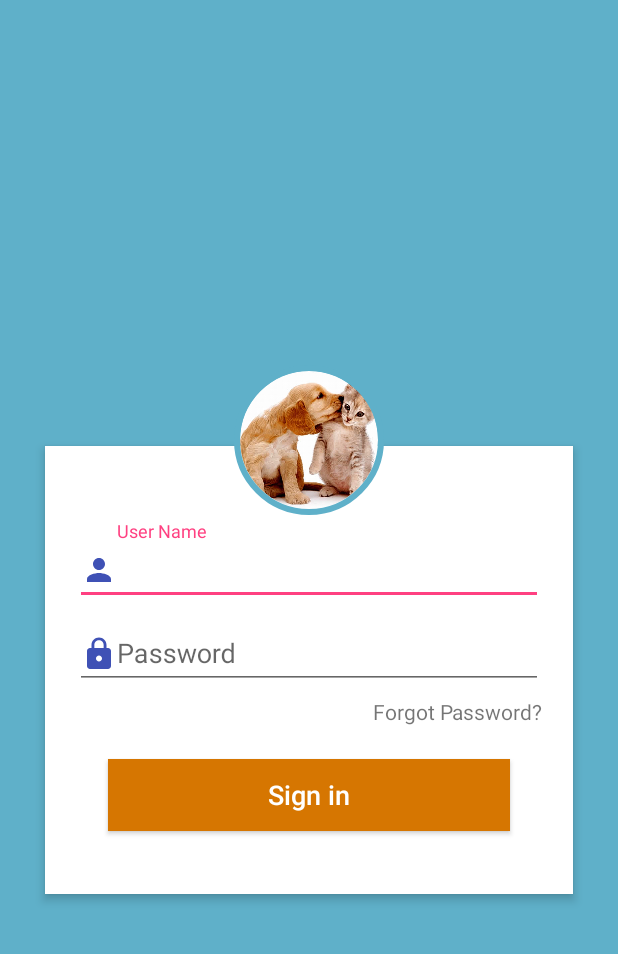
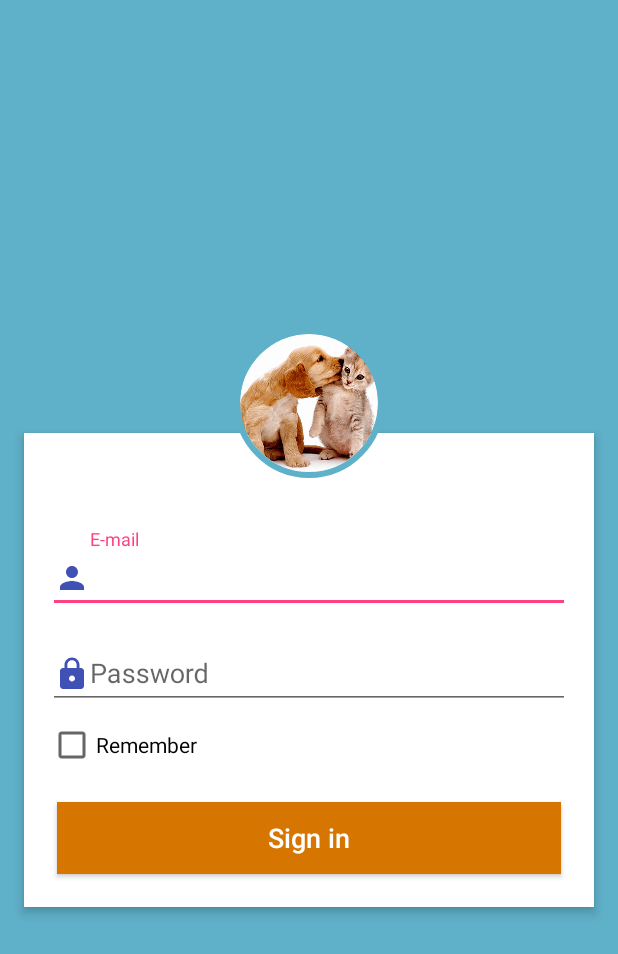
Before and after one commit to chanyaz/Lovedogs, an Android app: the layout activity_login.xml on its own in the app's theme, with its tools: preview values and no code run, on a phone screen of 412 x 824 dp. Shown: the top 954 px of the screen. Run offline under Robolectric (Android 15) with nearby library versions, the phone set to English and light mode, and no system bars.

Commit message:
Ajustando login

```diff
--- a/app/src/main/java/br/com/tairoroberto/mypet/login/view/LoginActivity.kt
+++ b/app/src/main/java/br/com/tairoroberto/mypet/login/view/LoginActivity.kt
@@ -34,11 +34,13 @@ class LoginActivity : AppCompatActivity(), LoaderCallbacks<Cursor> {
      * Keep track of the login task to ensure we can cancel it if requested.
      */
     private var mAuthTask: UserLoginTask? = null
-    private val mFirebaseAnalytics: FirebaseAnalytics = FirebaseAnalytics.getInstance(this)
+    private var  mFirebaseAnalytics: FirebaseAnalytics? = null
 
     override fun onCreate(savedInstanceState: Bundle?) {
         super.onCreate(savedInstanceState)
         setContentView(R.layout.activity_login)
+
+        mFirebaseAnalytics = FirebaseAnalytics.getInstance(this)
         // Set up the login form.
         populateAutoComplete()
         password.setOnEditorActionListener(TextView.OnEditorActionListener { _, id, _ ->
@@ -50,7 +52,7 @@ class LoginActivity : AppCompatActivity(), LoaderCallbacks<Cursor> {
         })
 
         email_sign_in_button.setOnClickListener { attemptLogin() }
-        mFirebaseAnalytics.logEvent("login", Bundle())
+        mFirebaseAnalytics?.logEvent("login", Bundle())
     }
 
     private fun populateAutoComplete() {
@@ -156,7 +158,6 @@ class LoginActivity : AppCompatActivity(), LoaderCallbacks<Cursor> {
     /**
      * Shows the progress UI and hides the login form.
      */
-    @TargetApi(Build.VERSION_CODES.HONEYCOMB_MR2)
     private fun showProgress(show: Boolean) {
         val shortAnimTime = resources.getInteger(android.R.integer.config_shortAnimTime).toLong()
 
--- a/app/src/main/res/drawable/user_profile_image_background.xml
+++ /dev/null
@@ -1,14 +0,0 @@
-<?xml version="1.0" encoding="utf-8"?>
-<shape xmlns:android="http://schemas.android.com/apk/res/android"
-    android:shape="rectangle">
-    <corners android:radius="1000dp" />
-    <solid android:color="#5fb0c9" />
-    <stroke
-        android:width="5dip"
-        android:color="#3da8c9" />
-    <padding
-        android:bottom="4dp"
-        android:left="4dp"
-        android:right="4dp"
-        android:top="4dp" />
-</shape>
--- a/app/src/main/res/layout/activity_login.xml
+++ b/app/src/main/res/layout/activity_login.xml
@@ -1,5 +1,6 @@
 <?xml version="1.0" encoding="utf-8"?>
 <ScrollView xmlns:android="http://schemas.android.com/apk/res/android"
+    xmlns:app="http://schemas.android.com/apk/res-auto"
     android:layout_width="match_parent"
     android:layout_height="match_parent"
     android:fillViewport="true">
@@ -11,79 +12,116 @@
         android:gravity="center_vertical"
         android:scrollbarAlwaysDrawVerticalTrack="true">
 
-        <RelativeLayout
+        <android.support.constraint.ConstraintLayout
+            android:id="@+id/login_form"
             android:layout_width="match_parent"
             android:layout_height="wrap_content"
-            android:layout_marginLeft="30dp"
-            android:layout_marginRight="30dp"
+            android:layout_marginEnd="@dimen/dimen_16dp"
+            android:layout_marginStart="@dimen/dimen_16dp"
             android:layout_marginTop="70dp"
             android:background="#fff"
-            android:elevation="4dp"
+            android:elevation="@dimen/dimen_4dp"
             android:orientation="vertical"
-            android:padding="20dp">
+            android:visibility="visible">
 
-            <LinearLayout
+            <android.support.design.widget.TextInputLayout
+                android:id="@+id/textInputLayout"
                 android:layout_width="match_parent"
                 android:layout_height="wrap_content"
-                android:orientation="vertical"
-                android:paddingTop="30dp">
+                android:layout_marginEnd="@dimen/dimen_16dp"
+                android:layout_marginStart="@dimen/dimen_16dp"
+                android:layout_marginTop="64dp"
+                app:layout_constraintEnd_toEndOf="parent"
+                app:layout_constraintHorizontal_bias="1.0"
+                app:layout_constraintStart_toStartOf="parent"
+                app:layout_constraintTop_toTopOf="parent">
 
-                <android.support.design.widget.TextInputLayout
-                    android:layout_width="match_parent"
-                    android:layout_height="wrap_content">
-
-                    <EditText
+                <android.support.v7.widget.AppCompatAutoCompleteTextView
+                    android:id="@+id/email"
                     android:layout_width="match_parent"
                     android:layout_height="wrap_content"
                     android:drawableStart="@drawable/ic_person_black_24dp"
-                        android:hint="User Name"
+                    android:hint="E-mail"
                     android:inputType="textEmailAddress"
                     android:singleLine="true" />
             </android.support.design.widget.TextInputLayout>
 
             <android.support.design.widget.TextInputLayout
+                android:id="@+id/textInputLayout2"
                 android:layout_width="match_parent"
-                    android:layout_height="wrap_content">
+                android:layout_height="wrap_content"
+                android:layout_marginEnd="@dimen/dimen_16dp"
+                android:layout_marginStart="@dimen/dimen_16dp"
+                android:layout_marginTop="8dp"
+                app:layout_constraintEnd_toEndOf="parent"
+                app:layout_constraintStart_toStartOf="parent"
+                app:layout_constraintTop_toBottomOf="@+id/textInputLayout">
 
                 <EditText
+                    android:id="@+id/password"
                     android:layout_width="match_parent"
                     android:layout_height="wrap_content"
-                        android:layout_marginTop="16dp"
+                    android:layout_marginTop="@dimen/dimen_16dp"
                     android:drawableStart="@drawable/ic_lock_black_24dp"
                     android:hint="Password"
                     android:inputType="numberPassword"
                     android:singleLine="true" />
             </android.support.design.widget.TextInputLayout>
 
-                <TextView
-                    android:layout_width="wrap_content"
-                    android:layout_height="wrap_content"
-                    android:layout_gravity="right"
-                    android:paddingTop="5dp"
-                    android:text="Forgot Password?" />
-
 
             <Button
-                    android:layout_width="match_parent"
+                android:id="@+id/email_sign_in_button"
+                android:layout_width="0dp"
                 android:layout_height="wrap_content"
                 android:layout_margin="22dp"
+                android:layout_marginBottom="@dimen/dimen_16dp"
+                android:layout_marginEnd="@dimen/dimen_16dp"
+                android:layout_marginStart="@dimen/dimen_16dp"
+                android:layout_marginTop="8dp"
                 android:background="#d67601"
                 android:text="Sign in"
                 android:textAllCaps="false"
                 android:textColor="#fff"
-                    android:textSize="18sp" />
-            </LinearLayout>
-        </RelativeLayout>
+                android:textSize="18sp"
+                app:layout_constraintBottom_toBottomOf="parent"
+                app:layout_constraintEnd_toEndOf="parent"
+                app:layout_constraintStart_toStartOf="parent"
+                app:layout_constraintTop_toBottomOf="@+id/checkBox" />
+
+            <CheckBox
+                android:id="@+id/checkBox"
+                android:layout_width="wrap_content"
+                android:layout_height="wrap_content"
+                android:layout_marginEnd="@dimen/dimen_16dp"
+                android:layout_marginStart="@dimen/dimen_16dp"
+                android:layout_marginTop="8dp"
+                android:text="Remember"
+                app:layout_constraintEnd_toEndOf="parent"
+                app:layout_constraintHorizontal_bias="0.0"
+                app:layout_constraintStart_toStartOf="parent"
+                app:layout_constraintTop_toBottomOf="@+id/textInputLayout2" />
+        </android.support.constraint.ConstraintLayout>
 
         <de.hdodenhof.circleimageview.CircleImageView
             android:id="@+id/user_profile_photo"
             android:layout_width="100dp"
             android:layout_height="100dp"
-            android:layout_centerHorizontal="true"
-            android:layout_marginTop="16dp"
             android:elevation="4dp"
             android:src="@drawable/animais"
             app:civ_border_color="#5fb0c9"
-            app:civ_border_width="4dp" />
+            app:civ_border_width="4dp"
+            android:layout_alignBottom="@+id/login_progress"
+            android:layout_centerHorizontal="true"
+            android:layout_alignTop="@+id/login_progress" />
+
+        <ProgressBar
+            android:id="@+id/login_progress"
+            style="?android:attr/progressBarStyleLarge"
+            android:layout_width="130dp"
+            android:layout_height="130dp"
+            android:layout_alignParentTop="true"
+            android:layout_centerHorizontal="true"
+            android:visibility="gone"
+            android:indeterminate="true" />
     </RelativeLayout>
 </ScrollView>
--- a/app/src/main/res/values/dimens.xml
+++ b/app/src/main/res/values/dimens.xml
@@ -3,4 +3,5 @@
     <dimen name="activity_horizontal_margin">16dp</dimen>
     <dimen name="activity_vertical_margin">16dp</dimen>
     <dimen name="dimen_4dp">4dp</dimen>
+    <dimen name="dimen_16dp">16dp</dimen>
 </resources>
--- a/app/src/main/res/values/strings.xml
+++ b/app/src/main/res/values/strings.xml
@@ -7,7 +7,7 @@
 
     <!-- Strings related to login -->
     <string name="prompt_email">Email</string>
-    <string name="prompt_password">Password (optional)</string>
+    <string name="prompt_password">Password</string>
     <string name="action_sign_in">Sign in or register</string>
     <string name="action_sign_in_short">Sign in</string>
     <string name="error_invalid_email">This email address is invalid</string>
```
Also changed, not shown: 1 other file. Lines whose indentation alone changed are shown as unchanged.
